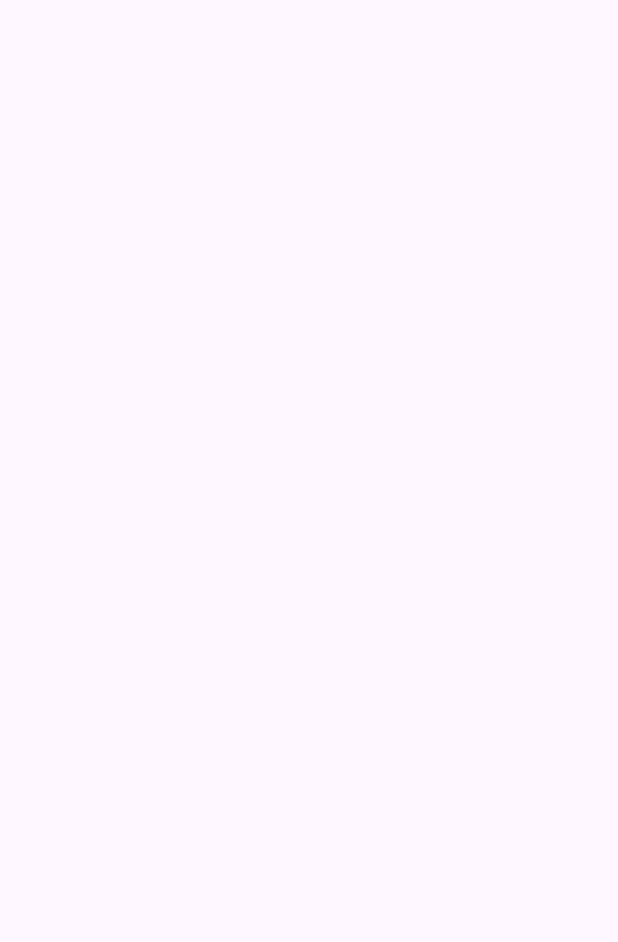
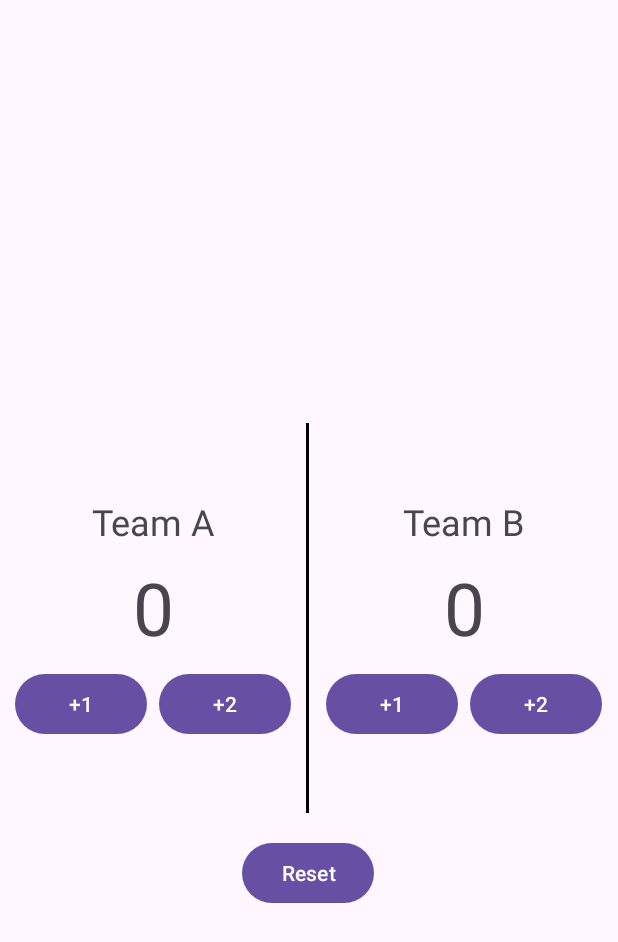
Before and after one commit to MohammadFakhrizaMaftukhin/TugasMobile, an Android app: the KabaddiActivity screen opened directly, with no data from a screen before it, on a phone screen of 412 x 824 dp. Before the commit the part shown is empty. Shown: the top 942 px of the screen. Run offline under Robolectric (Android 15) with nearby library versions, the phone set to English and light mode, and no system bars.

Commit message:
penambahan tata letak antarmuka aplikasi Kabaddi Kounter

```diff
--- a/app/src/main/res/layout/activity_kabaddi.xml
+++ b/app/src/main/res/layout/activity_kabaddi.xml
@@ -7,4 +7,126 @@
     android:layout_height="match_parent"
     tools:context=".KabaddiActivity">
 
+    <View
+        android:id="@+id/garispemisah"
+        android:layout_width="2dp"
+        android:layout_height="260dp"
+        android:background="@color/black"
+        app:layout_constraintBottom_toBottomOf="parent"
+        app:layout_constraintEnd_toEndOf="parent"
+        app:layout_constraintHorizontal_bias="0.498"
+        app:layout_constraintStart_toStartOf="parent"
+        app:layout_constraintTop_toTopOf="parent" />
+
+    <TextView
+        android:id="@+id/textteamA"
+        android:layout_width="wrap_content"
+        android:layout_height="wrap_content"
+        android:text="Team A"
+        android:textSize="24sp"
+        app:layout_constraintBottom_toTopOf="@+id/textscoreA"
+        app:layout_constraintEnd_toStartOf="@+id/garispemisah"
+        app:layout_constraintStart_toStartOf="parent"
+        app:layout_constraintTop_toTopOf="parent"
+        app:layout_constraintVertical_chainStyle="packed" />
+
+    <TextView
+        android:id="@+id/textscoreA"
+        android:layout_width="wrap_content"
+        android:layout_height="wrap_content"
+        android:text="0"
+        android:textAlignment="center"
+        android:textSize="22pt"
+        android:layout_marginTop="8dp"
+        app:layout_constraintBottom_toTopOf="@+id/buttonContainer1"
+        app:layout_constraintEnd_toEndOf="@+id/textteamA"
+        app:layout_constraintStart_toStartOf="@+id/textteamA"
+        app:layout_constraintTop_toBottomOf="@+id/textteamA" />
+
+    <LinearLayout
+        android:id="@+id/buttonContainer1"
+        android:layout_width="wrap_content"
+        android:layout_height="wrap_content"
+        android:orientation="horizontal"
+        android:layout_marginTop="8dp"
+        app:layout_constraintBottom_toBottomOf="parent"
+        app:layout_constraintEnd_toStartOf="@+id/garispemisah"
+        app:layout_constraintStart_toStartOf="parent"
+        app:layout_constraintTop_toBottomOf="@+id/textscoreA">
+
+        <Button
+            android:id="@+id/buttonplus1A"
+            android:layout_width="wrap_content"
+            android:layout_height="wrap_content"
+            android:layout_marginEnd="8dp"
+            android:text="+1" />
+
+        <Button
+            android:id="@+id/buttonplus2A"
+            android:layout_width="wrap_content"
+            android:layout_height="wrap_content"
+            android:text="+2" />
+    </LinearLayout>
+
+    <TextView
+        android:id="@+id/textteamB"
+        android:layout_width="wrap_content"
+        android:layout_height="wrap_content"
+        android:text="Team B"
+        android:textSize="24sp"
+        app:layout_constraintBottom_toTopOf="@+id/textscoreB"
+        app:layout_constraintEnd_toEndOf="parent"
+        app:layout_constraintStart_toEndOf="@+id/garispemisah"
+        app:layout_constraintTop_toTopOf="parent"
+        app:layout_constraintVertical_chainStyle="packed" />
+
+    <TextView
+        android:id="@+id/textscoreB"
+        android:layout_width="wrap_content"
+        android:layout_height="wrap_content"
+        android:text="0"
+        android:textAlignment="center"
+        android:textSize="22pt"
+        android:layout_marginTop="8dp"
+        app:layout_constraintBottom_toTopOf="@+id/buttonContainer2"
+        app:layout_constraintEnd_toEndOf="@+id/textteamB"
+        app:layout_constraintStart_toStartOf="@+id/textteamB"
+        app:layout_constraintTop_toBottomOf="@+id/textteamB" />
+
+    <LinearLayout
+        android:id="@+id/buttonContainer2"
+        android:layout_width="wrap_content"
+        android:layout_height="wrap_content"
+        android:orientation="horizontal"
+        android:layout_marginTop="8dp"
+        app:layout_constraintBottom_toBottomOf="parent"
+        app:layout_constraintEnd_toEndOf="parent"
+        app:layout_constraintStart_toEndOf="@+id/garispemisah"
+        app:layout_constraintTop_toBottomOf="@+id/textscoreB">
+
+        <Button
+            android:id="@+id/buttonplus1B"
+            android:layout_width="wrap_content"
+            android:layout_height="wrap_content"
+            android:layout_marginEnd="8dp"
+            android:text="+1" />
+
+        <Button
+            android:id="@+id/buttonplus2B"
+            android:layout_width="wrap_content"
+            android:layout_height="wrap_content"
+            android:text="+2" />
+    </LinearLayout>
+
+    <Button
+        android:id="@+id/buttonreset"
+        android:layout_width="wrap_content"
+        android:layout_height="wrap_content"
+        android:layout_margin="16dp"
+        android:layout_marginTop="192dp"
+        android:text="Reset"
+        app:layout_constraintEnd_toEndOf="parent"
+        app:layout_constraintHorizontal_bias="0.498"
+        app:layout_constraintStart_toStartOf="parent"
+        app:layout_constraintTop_toBottomOf="@+id/garispemisah" />
 </androidx.constraintlayout.widget.ConstraintLayout>
```
